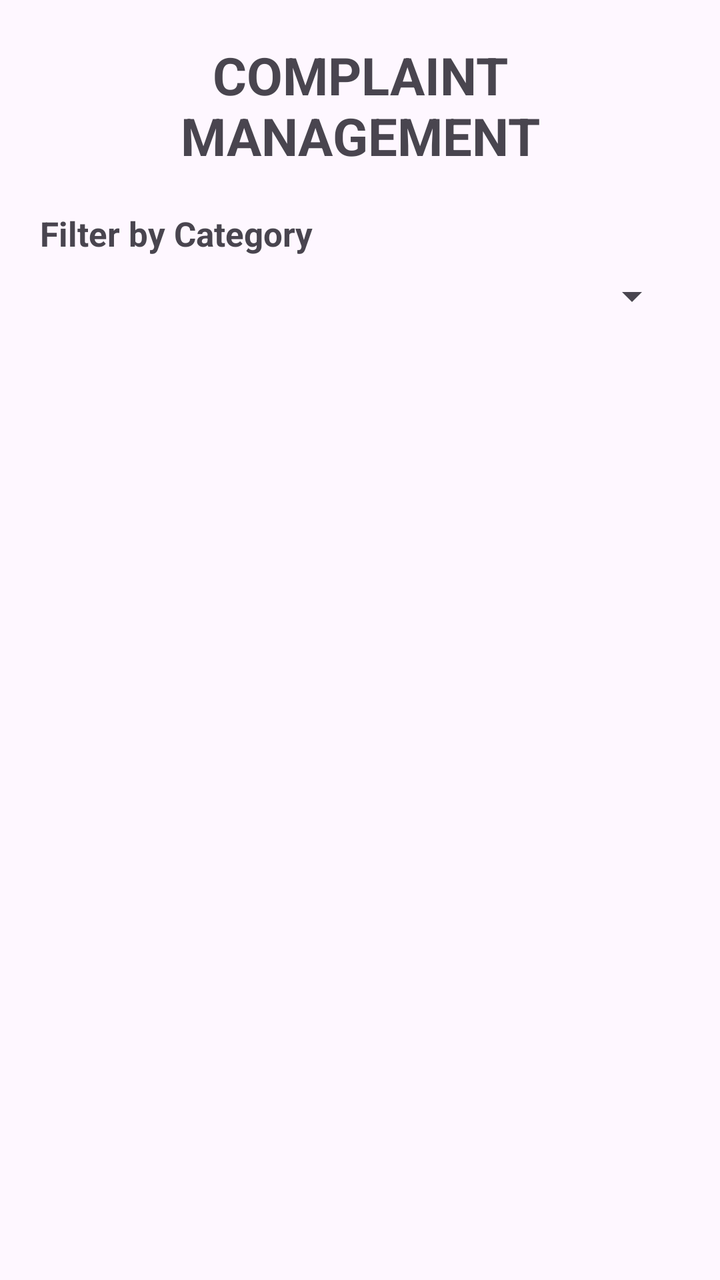
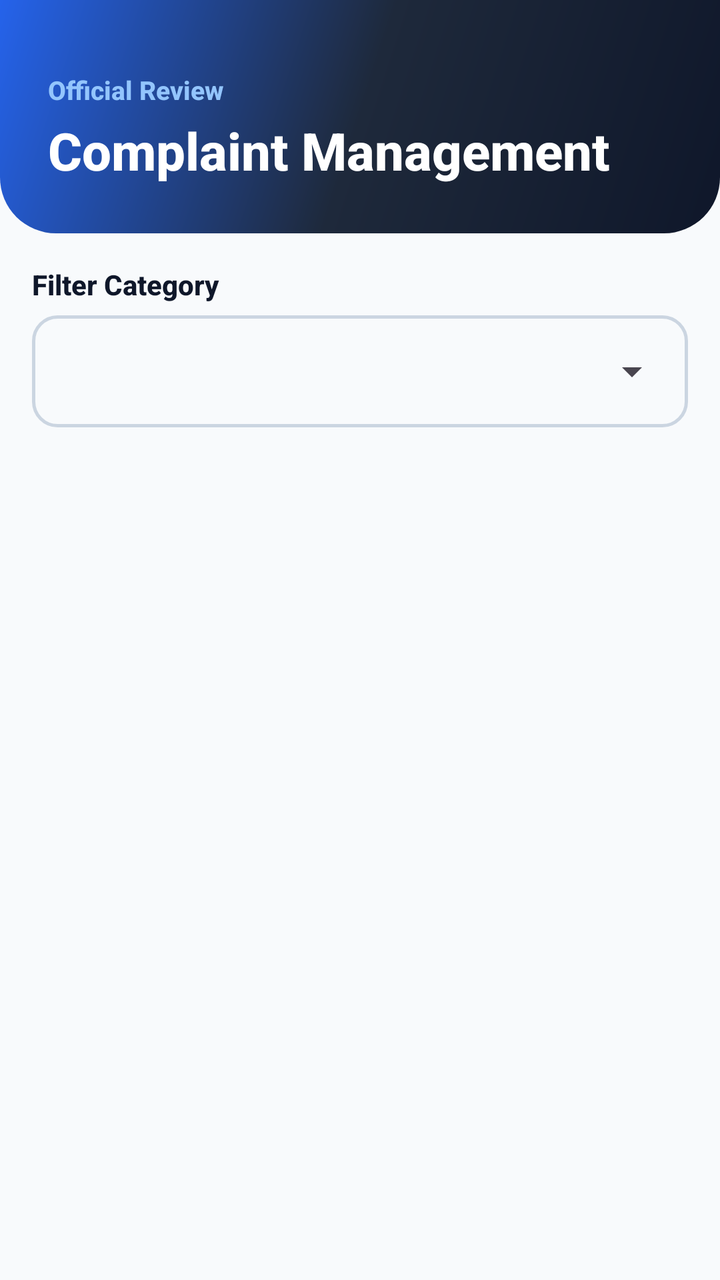

The first picture is an Android layout as it rendered before a commit; the second is the same layout after the commit. The layout source and the unified diff follow.
<!-- AndroidManifest.xml: application theme Theme.MADProject -->
<!-- res/layout/activity_official_complaints.xml -->
<?xml version="1.0" encoding="utf-8"?>
<LinearLayout xmlns:android="http://schemas.android.com/apk/res/android"
    xmlns:tools="http://schemas.android.com/tools"
    android:id="@+id/main"
    android:layout_width="match_parent"
    android:layout_height="match_parent"
    android:orientation="vertical"
    android:padding="20dp"
    tools:context=".OfficialComplaintsActivity">

    <TextView
        android:layout_width="match_parent"
        android:layout_height="wrap_content"
        android:text="COMPLAINT MANAGEMENT"
        android:textSize="26sp"
        android:textStyle="bold"
        android:gravity="center"
        android:layout_marginBottom="20dp" />

    <TextView
        android:layout_width="wrap_content"
        android:layout_height="wrap_content"
        android:text="Filter by Category"
        android:textSize="17sp"
        android:textStyle="bold"
        android:layout_marginBottom="8dp" />

    <Spinner
        android:id="@+id/categorySpinner"
        android:layout_width="match_parent"
        android:layout_height="wrap_content"
        android:layout_marginBottom="15dp" />

    <ListView
        android:id="@+id/officialComplaintsListView"
        android:layout_width="match_parent"
        android:layout_height="0dp"
        android:layout_weight="1" />

</LinearLayout>
<!-- resources referenced by this layout -->
<resources>
  <style name="Theme.MADProject" parent="Base.Theme.MADProject" />
  <style name="Base.Theme.MADProject" parent="Theme.Material3.DayNight.NoActionBar">
          
          
      </style>
</resources>

<!-- the commit's change to res/layout/activity_official_complaints.xml (unified diff, before → after) -->
@@ -5,36 +5,75 @@
     android:layout_width="match_parent"
     android:layout_height="match_parent"
     android:orientation="vertical"
-    android:padding="20dp"
+    android:background="@color/background"
     tools:context=".OfficialComplaintsActivity">
 
-    <TextView
+    
+    <LinearLayout
         android:layout_width="match_parent"
         android:layout_height="wrap_content"
-        android:text="COMPLAINT MANAGEMENT"
-        android:textSize="26sp"
-        android:textStyle="bold"
-        android:gravity="center"
-        android:layout_marginBottom="20dp" />
+        android:orientation="vertical"
+        android:background="@drawable/bg_gradient_header"
+        android:paddingStart="24dp"
+        android:paddingEnd="24dp"
+        android:paddingTop="36dp"
+        android:paddingBottom="24dp">
 
-    <TextView
-        android:layout_width="wrap_content"
-        android:layout_height="wrap_content"
-        android:text="Filter by Category"
-        android:textSize="17sp"
-        android:textStyle="bold"
-        android:layout_marginBottom="8dp" />
+        <TextView
+            android:layout_width="wrap_content"
+            android:layout_height="wrap_content"
+            android:text="Official Review"
+            android:textSize="13sp"
+            android:textColor="#93C5FD"
+            android:textStyle="bold" />
 
-    <Spinner
-        android:id="@+id/categorySpinner"
+        <TextView
+            android:layout_width="match_parent"
+            android:layout_height="wrap_content"
+            android:text="Complaint Management"
+            android:textSize="26sp"
+            android:textStyle="bold"
+            android:textColor="@color/white"
+            android:layout_marginTop="4dp" />
+    </LinearLayout>
+
+    <LinearLayout
         android:layout_width="match_parent"
-        android:layout_height="wrap_content"
-        android:layout_marginBottom="15dp" />
+        android:layout_height="match_parent"
+        android:orientation="vertical"
+        android:padding="16dp">
 
-    <ListView
-        android:id="@+id/officialComplaintsListView"
-        android:layout_width="match_parent"
-        android:layout_height="0dp"
-        android:layout_weight="1" />
+        
+        <TextView
+            android:layout_width="wrap_content"
+            android:layout_height="wrap_content"
+            android:text="Filter Category"
+            android:textSize="14sp"
+            android:textStyle="bold"
+            android:textColor="@color/text_primary"
+            android:layout_marginBottom="6dp" />
+
+        <FrameLayout
+            android:layout_width="match_parent"
+            android:layout_height="wrap_content"
+            android:background="@drawable/bg_input_box"
+            android:padding="4dp"
+            android:layout_marginBottom="16dp">
+
+            <Spinner
+                android:id="@+id/categorySpinner"
+                android:layout_width="match_parent"
+                android:layout_height="48dp" />
+        </FrameLayout>
+
+        <ListView
+            android:id="@+id/officialComplaintsListView"
+            android:layout_width="match_parent"
+            android:layout_height="0dp"
+            android:layout_weight="1"
+            android:clipToPadding="false"
+            android:divider="@null"
+            android:dividerHeight="0dp" />
+    </LinearLayout>
 
 </LinearLayout>
<!-- resource entries referenced after the edit -->
@@ -1,9 +1,49 @@
 <!-- resources referenced by this layout -->
 <resources>
+  <color name="background">#F8FAFC</color>
+  <color name="text_primary">#0F172A</color>
+  <color name="white">#FFFFFF</color>
+  <!-- drawable bg_gradient_header (drawable) -->
+  <?xml version="1.0" encoding="utf-8"?>
+  <shape xmlns:android="http://schemas.android.com/apk/res/android"
+      android:shape="rectangle">
+      <gradient
+          android:angle="135"
+          android:startColor="#0F172A"
+          android:centerColor="#1E293B"
+          android:endColor="#2563EB"
+          android:type="linear" />
+      <corners
+          android:bottomLeftRadius="28dp"
+          android:bottomRightRadius="28dp" />
+  </shape>
+  <!-- drawable bg_input_box (drawable) -->
+  <?xml version="1.0" encoding="utf-8"?>
+  <shape xmlns:android="http://schemas.android.com/apk/res/android"
+      android:shape="rectangle">
+      <solid android:color="#F8FAFC" />
+      <corners android:radius="12dp" />
+      <stroke
+          android:width="1.5dp"
+          android:color="#CBD5E1" />
+  </shape>
   <style name="Theme.MADProject" parent="Base.Theme.MADProject" />
   <style name="Base.Theme.MADProject" parent="Theme.Material3.DayNight.NoActionBar">
-          
-          
+          <item name="colorPrimary">@color/primary</item>
+          <item name="colorOnPrimary">@color/text_on_primary</item>
+          <item name="colorPrimaryContainer">@color/primary_container</item>
+          <item name="colorSecondary">@color/secondary</item>
+          <item name="colorSecondaryContainer">@color/secondary_container</item>
+          <item name="colorTertiary">@color/tertiary</item>
+          <item name="android:statusBarColor">@color/primary</item>
+          <item name="android:windowBackground">@color/background</item>
+          <item name="android:fontFamily">sans-serif-medium</item>
       </style>
+  <color name="primary">#0F172A</color>
+  <color name="text_on_primary">#FFFFFF</color>
+  <color name="primary_container">#1E293B</color>
+  <color name="secondary">#2563EB</color>
+  <color name="secondary_container">#DBEAFE</color>
+  <color name="tertiary">#7C3AED</color>
 </resources>
 
